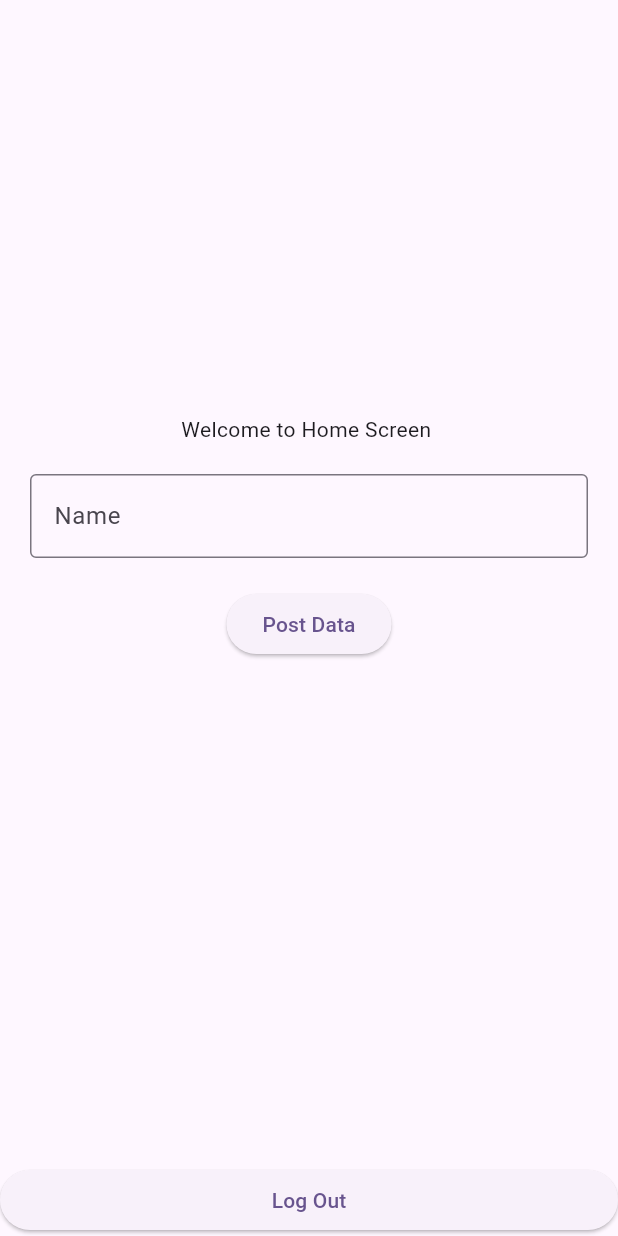
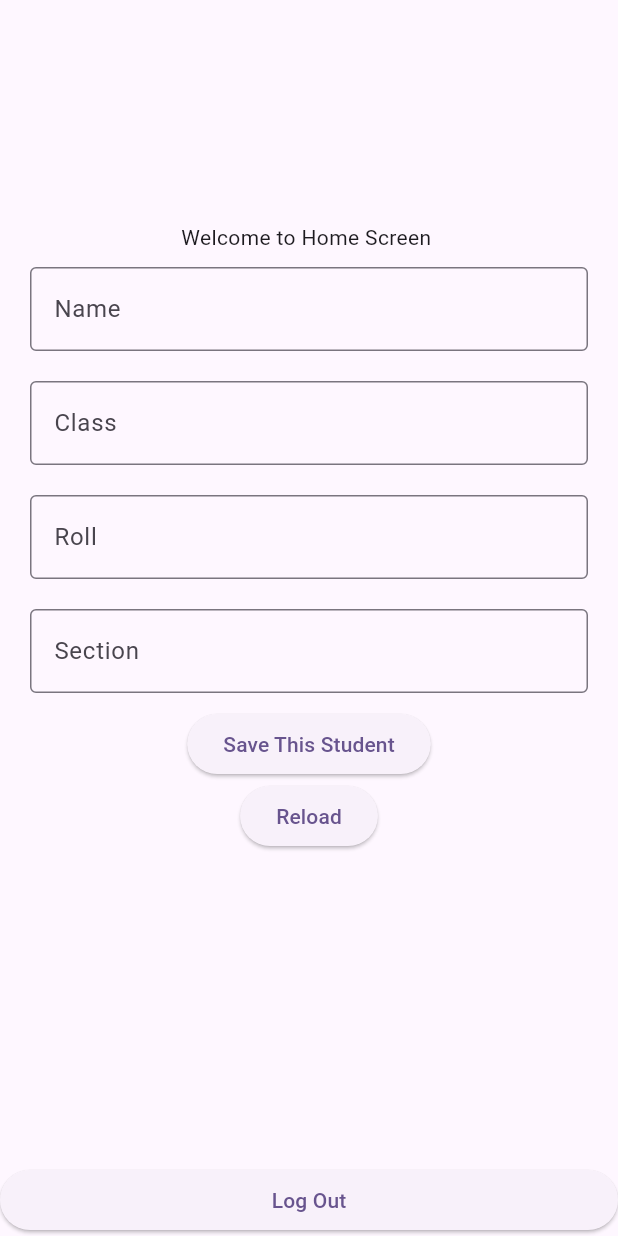
Before and after one commit to tahmidtarongo/firbase_auth, a Flutter app: the HomeScreen screen opened directly, on a phone screen of 412 x 824 dp. Run offline on Flutter 3.47's test engine with Material 2 defaults, Android fonts, the phone set to English and light mode, and no system bars; our stand-ins replace cloud_firestore, firebase_auth, firebase_core, flutter_easyloading, google_sign_in, pinput; accounts and stored records are empty.

Commit message:
Class_15

```diff
--- /dev/null
+++ b/lib/Models/student.dart
@@ -0,0 +1,22 @@
+class StudentModel {
+  String? name;
+  num? studentClass;
+  num? roll;
+  String? section;
+
+  StudentModel({this.name, this.studentClass, this.roll, this.section});
+
+  StudentModel.fromJson({required Map<String, dynamic> json}) {
+    name = json['name'];
+    studentClass = json['class'];
+    roll = json['roll'];
+    section = json['section'];
+  }
+
+  Map<String, dynamic> toJson() => <String, dynamic>{
+        'name': name,
+        'class': studentClass,
+        'roll': roll,
+        'section': section,
+      };
+}
--- /dev/null
+++ b/lib/Repo/student_get_repo.dart
@@ -0,0 +1,17 @@
+import 'package:cloud_firestore/cloud_firestore.dart';
+
+import '../Models/student.dart';
+
+Future<List<StudentModel>> getStudent() async {
+  List<StudentModel> allStudent = [];
+  CollectionReference students = FirebaseFirestore.instance.collection('students');
+
+  final QuerySnapshot data = await students.get();
+
+  for (var element in data.docs) {
+    Map<String, dynamic> student = element.data() as Map<String, dynamic>;
+    allStudent.add(StudentModel.fromJson(json: student));
+  }
+
+  return allStudent;
+}
--- a/lib/Screen/Home/home_screen.dart
+++ b/lib/Screen/Home/home_screen.dart
@@ -3,7 +3,9 @@
 import 'package:firebase_auth/firebase_auth.dart';
 import 'package:flutter/material.dart';
 import 'package:flutter_easyloading/flutter_easyloading.dart';
+import 'package:mobile_pos/Models/student.dart';
 
+import '../../Repo/student_get_repo.dart';
 import '../Auth/sign_in_screen.dart';
 import 'package:cloud_firestore/cloud_firestore.dart';
 
@@ -26,18 +28,18 @@ class _HomeScreenState extends State<HomeScreen> {
         ));
   }
 
-  CollectionReference u = FirebaseFirestore.instance.collection('users');
-
-  Future<void> postData({required String name}) async {
+  Future<void> postData({required StudentModel studentModel}) async {
+    CollectionReference students = FirebaseFirestore.instance.collection(FirebaseAuth.instance.currentUser?.uid ?? '');
     EasyLoading.show(status: 'Loading...');
-    await u.add({
-      'name': name,
-    });
+    await students.add(studentModel.toJson());
 
     EasyLoading.showSuccess('Data Post Done');
   }
 
   TextEditingController nameController = TextEditingController();
+  TextEditingController classController = TextEditingController();
+  TextEditingController rollController = TextEditingController();
+  TextEditingController sectionController = TextEditingController();
 
   @override
   void dispose() {
@@ -58,7 +60,7 @@ class _HomeScreenState extends State<HomeScreen> {
           children: [
             Text('Welcome to Home Screen ${FirebaseAuth.instance.currentUser?.email}'),
             Padding(
-              padding: const EdgeInsets.all(20.0),
+              padding: const EdgeInsets.only(left: 20.0, right: 20, top: 10, bottom: 10),
               child: TextFormField(
                 controller: nameController,
                 decoration: const InputDecoration(
@@ -68,25 +70,78 @@ class _HomeScreenState extends State<HomeScreen> {
                 ),
               ),
             ),
+            Padding(
+              padding: const EdgeInsets.only(left: 20.0, right: 20, top: 10, bottom: 10),
+              child: TextFormField(
+                controller: classController,
+                decoration: const InputDecoration(
+                  labelText: 'Class',
+                  hintText: 'Enter Your Class',
+                  border: OutlineInputBorder(),
+                ),
+              ),
+            ),
+            Padding(
+              padding: const EdgeInsets.only(left: 20.0, right: 20, top: 10, bottom: 10),
+              child: TextFormField(
+                controller: rollController,
+                decoration: const InputDecoration(
+                  labelText: 'Roll',
+                  hintText: 'Enter Your Roll Number',
+                  border: OutlineInputBorder(),
+                ),
+              ),
+            ),
+            Padding(
+              padding: const EdgeInsets.only(left: 20.0, right: 20, top: 10, bottom: 10),
+              child: TextFormField(
+                controller: sectionController,
+                decoration: const InputDecoration(
+                  labelText: 'Section',
+                  hintText: 'Enter Your Section',
+                  border: OutlineInputBorder(),
+                ),
+              ),
+            ),
             ElevatedButton(
               onPressed: () {
-                postData(name: nameController.text);
+                StudentModel data =
+                    StudentModel(name: nameController.text, studentClass: int.parse(classController.text), roll: int.parse(rollController.text), section: sectionController.text);
+
+                postData(studentModel: data);
                 nameController.clear();
+                classController.clear();
+                rollController.clear();
+                sectionController.clear();
               },
-              child: const Text('Post Data'),
+              child: const Text('Save This Student'),
             ),
-            FutureBuilder<QuerySnapshot>(
-              future: u.get(),
-              builder: (BuildContext context, AsyncSnapshot<QuerySnapshot> snapshot) {
-                if (snapshot.hasData) {
+            ElevatedButton(
+              onPressed: () {
+                setState(() {});
+              },
+              child: const Text('Reload'),
+            ),
+            FutureBuilder<List<StudentModel>>(
+              future: getStudent(),
+              builder: (BuildContext context, studentData) {
+                if (studentData.hasData) {
                   return Padding(
                     padding: const EdgeInsets.all(30.0),
                     child: ListView.builder(
                       shrinkWrap: true,
-                      itemCount: snapshot.data?.docs.length,
+                      itemCount: studentData.data?.length,
                       itemBuilder: (context, index) {
-                        Map<String, dynamic> name = snapshot.data?.docs[index].data() as Map<String, dynamic>;
-                        return Text("UserName = ${name['name']}");
+                        StudentModel? singleStudent = studentData.data?[index];
+                        return Card(
+                          child: ListTile(
+                            title: Text('Name: ${singleStudent?.name}'),
+                            subtitle: Text('Class: ${singleStudent?.studentClass}'),
+                            leading: Text(singleStudent?.roll.toString() ?? '0'),
+                            trailing: Text(singleStudent?.section ?? ''),
+                          ),
+                        );
+                        return Text("Student Name : ${studentData.data?[index].name}");
                       },
                     ),
                   );
```
